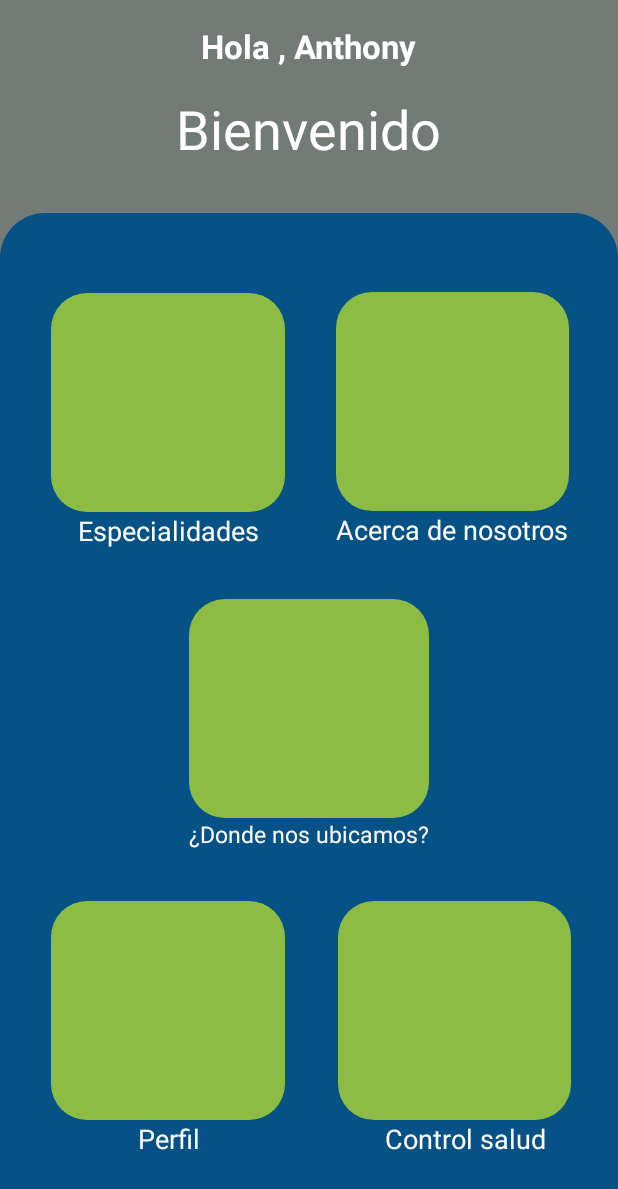
After one commit to N1GH7MAR3/ConsultorioGSI_APP, an Android app: the DashboardPacienteActivity screen opened directly, with no data from a screen before it, on a phone screen of 412 x 824 dp. The commit adds this screen. Shown: the top 1189 px of the screen. Run offline under Robolectric (Android 15) with nearby library versions, the phone set to English and light mode, and no system bars.

Commit message:
añadiendo vista2

```diff
--- a/app/src/main/java/com/example/gsi/Constans/Constant.kt
+++ b/app/src/main/java/com/example/gsi/Constans/Constant.kt
@@ -1,5 +1,5 @@
 package com.example.gsi.Constans
 
  object Constant {
-     public final val BASE_URL="http://192.168.1.5:8093/consultoriogsi/"
+     public final val BASE_URL="http://192.168.1.4:8093/consultoriogsi/"
 }
--- /dev/null
+++ b/app/src/main/java/com/example/gsi/DashboardPacienteActivity.kt
@@ -0,0 +1,11 @@
+package com.example.gsi
+
+import androidx.appcompat.app.AppCompatActivity
+import android.os.Bundle
+
+class DashboardPacienteActivity : AppCompatActivity() {
+    override fun onCreate(savedInstanceState: Bundle?) {
+        super.onCreate(savedInstanceState)
+        setContentView(R.layout.activity_dashboard_paciente)
+    }
+}
--- /dev/null
+++ b/app/src/main/res/drawable/bottom_background_light_green.xml
@@ -0,0 +1,9 @@
+<?xml version="1.0" encoding="utf-8"?>
+<selector xmlns:android="http://schemas.android.com/apk/res/android">
+<item>
+    <shape android:shape="rectangle">
+        <solid android:color="@color/gsiAzul"/>
+        <corners android:topLeftRadius="30dp" android:topRightRadius="30dp"/>
+    </shape>
+</item>
+</selector>
--- /dev/null
+++ b/app/src/main/res/drawable/green_banner_background.xml
@@ -0,0 +1,9 @@
+<?xml version="1.0" encoding="utf-8"?>
+<selector xmlns:android="http://schemas.android.com/apk/res/android">
+<item>
+    <shape android:shape="rectangle">
+        <solid android:color="@color/gsiVerde"/>
+        <corners android:radius="24dp"/>
+    </shape>
+</item>
+</selector>
--- /dev/null
+++ b/app/src/main/res/drawable/ic_account_box.xml
@@ -0,0 +1,5 @@
+<vector android:height="24dp" android:tint="#000000"
+    android:viewportHeight="24" android:viewportWidth="24"
+    android:width="24dp" xmlns:android="http://schemas.android.com/apk/res/android">
+    <path android:fillColor="@android:color/white" android:pathData="M19,3H5C3.9,3 3,3.9 3,5v14c0,1.1 0.9,2 2,2h14c1.1,0 2,-0.9 2,-2V5C21,3.9 20.1,3 19,3zM12,6c1.93,0 3.5,1.57 3.5,3.5c0,1.93 -1.57,3.5 -3.5,3.5s-3.5,-1.57 -3.5,-3.5C8.5,7.57 10.07,6 12,6zM19,19H5v-0.23c0,-0.62 0.28,-1.2 0.76,-1.58C7.47,15.82 9.64,15 12,15s4.53,0.82 6.24,2.19c0.48,0.38 0.76,0.97 0.76,1.58V19z"/>
+</vector>
--- /dev/null
+++ b/app/src/main/res/drawable/ic_account_circle.xml
@@ -0,0 +1,5 @@
+<vector android:height="24dp" android:tint="#000000"
+    android:viewportHeight="24" android:viewportWidth="24"
+    android:width="24dp" xmlns:android="http://schemas.android.com/apk/res/android">
+    <path android:fillColor="@android:color/white" android:pathData="M12,2C6.48,2 2,6.48 2,12s4.48,10 10,10s10,-4.48 10,-10S17.52,2 12,2zM12,6c1.93,0 3.5,1.57 3.5,3.5S13.93,13 12,13s-3.5,-1.57 -3.5,-3.5S10.07,6 12,6zM12,20c-2.03,0 -4.43,-0.82 -6.14,-2.88C7.55,15.8 9.68,15 12,15s4.45,0.8 6.14,2.12C16.43,19.18 14.03,20 12,20z"/>
+</vector>
--- /dev/null
+++ b/app/src/main/res/drawable/ic_baseline_add_24.xml
@@ -0,0 +1,5 @@
+<vector android:height="24dp" android:tint="#000000"
+    android:viewportHeight="24" android:viewportWidth="24"
+    android:width="24dp" xmlns:android="http://schemas.android.com/apk/res/android">
+    <path android:fillColor="@android:color/white" android:pathData="M19,13h-6v6h-2v-6H5v-2h6V5h2v6h6v2z"/>
+</vector>
--- /dev/null
+++ b/app/src/main/res/drawable/ic_home.xml
@@ -0,0 +1,5 @@
+<vector android:height="24dp" android:tint="#000000"
+    android:viewportHeight="24" android:viewportWidth="24"
+    android:width="24dp" xmlns:android="http://schemas.android.com/apk/res/android">
+    <path android:fillColor="@android:color/white" android:pathData="M10,20v-6h4v6h5v-8h3L12,3 2,12h3v8z"/>
+</vector>
--- /dev/null
+++ b/app/src/main/res/drawable/ic_phone.xml
@@ -0,0 +1,5 @@
+<vector android:height="24dp" android:tint="#000000"
+    android:viewportHeight="24" android:viewportWidth="24"
+    android:width="24dp" xmlns:android="http://schemas.android.com/apk/res/android">
+    <path android:fillColor="@android:color/white" android:pathData="M6.62,10.79c1.44,2.83 3.76,5.14 6.59,6.59l2.2,-2.2c0.27,-0.27 0.67,-0.36 1.02,-0.24 1.12,0.37 2.33,0.57 3.57,0.57 0.55,0 1,0.45 1,1V20c0,0.55 -0.45,1 -1,1 -9.39,0 -17,-7.61 -17,-17 0,-0.55 0.45,-1 1,-1h3.5c0.55,0 1,0.45 1,1 0,1.25 0.2,2.45 0.57,3.57 0.11,0.35 0.03,0.74 -0.25,1.02l-2.2,2.2z"/>
+</vector>
--- /dev/null
+++ b/app/src/main/res/drawable/ic_phone_android.xml
@@ -0,0 +1,5 @@
+<vector android:height="24dp" android:tint="#000000"
+    android:viewportHeight="24" android:viewportWidth="24"
+    android:width="24dp" xmlns:android="http://schemas.android.com/apk/res/android">
+    <path android:fillColor="@android:color/white" android:pathData="M16,1L8,1C6.34,1 5,2.34 5,4v16c0,1.66 1.34,3 3,3h8c1.66,0 3,-1.34 3,-3L19,4c0,-1.66 -1.34,-3 -3,-3zM14,21h-4v-1h4v1zM17.25,18L6.75,18L6.75,4h10.5v14z"/>
+</vector>
--- /dev/null
+++ b/app/src/main/res/layout/activity_dashboard_paciente.xml
@@ -0,0 +1,307 @@
+<?xml version="1.0" encoding="utf-8"?>
+<androidx.constraintlayout.widget.ConstraintLayout xmlns:android="http://schemas.android.com/apk/res/android"
+    xmlns:app="http://schemas.android.com/apk/res-auto"
+    xmlns:tools="http://schemas.android.com/tools"
+    android:layout_width="match_parent"
+    android:layout_height="match_parent"
+    android:background="@color/gsiPlomo"
+    tools:context=".MainActivity">
+
+    <TextView
+        android:id="@+id/textView"
+        android:layout_width="wrap_content"
+        android:layout_height="wrap_content"
+        android:layout_marginStart="132dp"
+        android:layout_marginTop="16dp"
+        android:layout_marginEnd="134dp"
+        android:text="Hola , Anthony"
+        android:textColor="#ffffff"
+
+        android:textSize="22sp"
+        android:textStyle="bold"
+        app:layout_constraintEnd_toEndOf="parent"
+        app:layout_constraintHorizontal_bias="1.0"
+        app:layout_constraintStart_toStartOf="parent"
+        app:layout_constraintTop_toTopOf="parent" />
+
+    <TextView
+        android:id="@+id/textView2"
+        android:layout_width="wrap_content"
+        android:layout_height="wrap_content"
+        android:layout_marginStart="117dp"
+        android:layout_marginTop="16dp"
+
+        android:layout_marginEnd="118dp"
+
+        android:text="Bienvenido"
+        android:textColor="@color/white"
+        android:textSize="36sp"
+        app:layout_constraintEnd_toEndOf="parent"
+        app:layout_constraintHorizontal_bias="0.0"
+        app:layout_constraintStart_toStartOf="parent"
+        app:layout_constraintTop_toBottomOf="@+id/textView" />
+
+    <androidx.constraintlayout.widget.ConstraintLayout
+        android:layout_width="match_parent"
+        android:layout_height="0dp"
+        android:layout_marginTop="32dp"
+        android:background="@drawable/bottom_background_light_green"
+        app:layout_constraintBottom_toBottomOf="parent"
+        app:layout_constraintEnd_toEndOf="parent"
+        app:layout_constraintStart_toStartOf="parent"
+        app:layout_constraintTop_toBottomOf="@+id/textView2">
+
+        <TableLayout
+            android:id="@+id/tableLayout"
+            android:layout_width="match_parent"
+            android:layout_height="wrap_content"
+            app:layout_constraintBottom_toBottomOf="parent"
+            app:layout_constraintEnd_toEndOf="parent"
+            app:layout_constraintStart_toStartOf="parent"
+            app:layout_constraintTop_toTopOf="parent">
+
+            <TableRow
+                android:layout_width="match_parent"
+                android:layout_height="match_parent"
+                android:gravity="center">
+
+                <LinearLayout
+                    android:layout_width="155dp"
+                    android:layout_height="170dp"
+                    android:layout_margin="18dp"
+                    android:orientation="vertical">
+
+                    <androidx.constraintlayout.widget.ConstraintLayout
+
+
+                        android:layout_width="match_parent"
+                        android:layout_height="146dp"
+                        android:background="@drawable/green_banner_background">
+
+                        <ImageView
+                            android:id="@+id/imageView22"
+                            android:layout_width="wrap_content"
+                            android:layout_height="wrap_content"
+                            android:layout_margin="8dp"
+                            app:layout_constraintBottom_toBottomOf="parent"
+                            app:layout_constraintEnd_toEndOf="parent"
+                            app:layout_constraintStart_toStartOf="parent"
+                            app:layout_constraintTop_toTopOf="parent" />
+
+                        <ImageView
+                            android:id="@+id/imageView33"
+                            android:layout_width="wrap_content"
+                            android:layout_height="wrap_content"
+                            app:layout_constraintBottom_toBottomOf="@+id/imageView22"
+                            app:layout_constraintEnd_toEndOf="@+id/imageView22"
+                            app:layout_constraintStart_toStartOf="@+id/imageView22"
+                            app:layout_constraintTop_toTopOf="@+id/imageView22" />
+                    </androidx.constraintlayout.widget.ConstraintLayout>
+
+                    <TextView
+                        android:id="@+id/textView3f"
+                        android:layout_width="match_parent"
+                        android:layout_height="wrap_content"
+                        android:text="Especialidades"
+                        android:textAlignment="center"
+                        android:textColor="@color/white"
+                        android:textSize="18sp" />
+                </LinearLayout>
+
+
+                <LinearLayout
+                    android:layout_width="match_parent"
+                    android:layout_height="wrap_content"
+                    android:layout_margin="16dp"
+                    android:orientation="vertical">
+
+                    <androidx.constraintlayout.widget.ConstraintLayout
+
+                        android:layout_width="match_parent"
+                        android:layout_height="146dp"
+                        android:background="@drawable/green_banner_background">
+
+                        <ImageView
+                            android:id="@+id/imageView21"
+                            android:layout_width="wrap_content"
+                            android:layout_height="wrap_content"
+                            android:layout_margin="8dp"
+                            app:layout_constraintBottom_toBottomOf="parent"
+                            app:layout_constraintEnd_toEndOf="parent"
+                            app:layout_constraintStart_toStartOf="parent"
+                            app:layout_constraintTop_toTopOf="parent" />
+
+                        <ImageView
+                            android:id="@+id/imageView3s"
+                            android:layout_width="wrap_content"
+                            android:layout_height="wrap_content"
+                            app:layout_constraintBottom_toBottomOf="@+id/imageView21"
+                            app:layout_constraintEnd_toEndOf="@+id/imageView21"
+                            app:layout_constraintStart_toStartOf="@+id/imageView21"
+                            app:layout_constraintTop_toTopOf="@+id/imageView21" />
+                    </androidx.constraintlayout.widget.ConstraintLayout>
+
+                    <TextView
+                        android:id="@+id/textViews3"
+                        android:layout_width="match_parent"
+                        android:layout_height="wrap_content"
+                        android:text="Acerca de nosotros"
+                        android:textAlignment="center"
+                        android:textColor="@color/white"
+                        android:textSize="18sp" />
+
+                </LinearLayout>
+            </TableRow>
+
+            <TableRow
+                android:layout_width="match_parent"
+                android:layout_height="wrap_content"
+                android:gravity="center">
+
+                <LinearLayout
+                    android:layout_width="match_parent"
+                    android:layout_height="wrap_content"
+                    android:layout_margin="16dp"
+                    android:orientation="vertical">
+
+                    <androidx.constraintlayout.widget.ConstraintLayout
+
+
+                        android:layout_width="match_parent"
+                        android:layout_height="146dp"
+                        android:background="@drawable/green_banner_background">
+
+                        <ImageView
+                            android:id="@+id/imageView6"
+                            android:layout_width="wrap_content"
+                            android:layout_height="wrap_content"
+                            android:layout_margin="8dp"
+                            app:layout_constraintBottom_toBottomOf="parent"
+                            app:layout_constraintEnd_toEndOf="parent"
+                            app:layout_constraintStart_toStartOf="parent"
+                            app:layout_constraintTop_toTopOf="parent" />
+
+                        <ImageView
+                            android:id="@+id/imageView3"
+                            android:layout_width="wrap_content"
+                            android:layout_height="wrap_content"
+                            app:layout_constraintBottom_toBottomOf="@+id/imageView6"
+                            app:layout_constraintEnd_toEndOf="@+id/imageView6"
+                            app:layout_constraintStart_toStartOf="@+id/imageView6"
+                            app:layout_constraintTop_toTopOf="@+id/imageView6" />
+                    </androidx.constraintlayout.widget.ConstraintLayout>
+
+                    <TextView
+                        android:id="@+id/textView3"
+                        android:layout_width="match_parent"
+                        android:layout_height="wrap_content"
+                        android:text="¿Donde nos ubicamos?"
+                        android:textAlignment="center"
+                        android:textColor="@color/white"
+                        android:textSize="15sp" />
+                </LinearLayout>
+
+
+            </TableRow>
+
+            <TableRow
+                android:layout_width="match_parent"
+                android:layout_height="match_parent"
+                android:gravity="center">
+
+                <LinearLayout
+                    android:layout_width="155dp"
+                    android:layout_height="170dp"
+                    android:layout_margin="18dp"
+                    android:orientation="vertical">
+
+                    <androidx.constraintlayout.widget.ConstraintLayout
+
+
+                        android:layout_width="match_parent"
+                        android:layout_height="146dp"
+                        android:background="@drawable/green_banner_background">
+
+                        <ImageView
+                            android:id="@+id/imageView4"
+                            android:layout_width="wrap_content"
+                            android:layout_height="wrap_content"
+                            android:layout_margin="8dp"
+                            app:layout_constraintBottom_toBottomOf="parent"
+                            app:layout_constraintEnd_toEndOf="parent"
+                            app:layout_constraintStart_toStartOf="parent"
+                            app:layout_constraintTop_toTopOf="parent" />
+
+                        <ImageView
+                            android:id="@+id/imageView33d"
+                            android:layout_width="wrap_content"
+                            android:layout_height="wrap_content"
+                            app:layout_constraintBottom_toBottomOf="@+id/imageView4"
+                            app:layout_constraintEnd_toEndOf="@+id/imageView4"
+                            app:layout_constraintStart_toStartOf="@+id/imageView4"
+                            app:layout_constraintTop_toTopOf="@+id/imageView4" />
+                    </androidx.constraintlayout.widget.ConstraintLayout>
+
+                    <TextView
+                        android:id="@+id/textView3fa"
+                        android:layout_width="match_parent"
+                        android:layout_height="wrap_content"
+                        android:text="Perfil"
+                        android:textAlignment="center"
+                        android:textColor="@color/white"
+                        android:textSize="18sp" />
+                </LinearLayout>
+
+                <LinearLayout
+                    android:layout_width="match_parent"
+                    android:layout_height="170dp"
+                    android:orientation="vertical"
+
+                    android:paddingStart="17dp">
+
+                    <androidx.constraintlayout.widget.ConstraintLayout
+
+
+                        android:layout_width="155dp"
+
+                        android:layout_height="146dp"
+                        android:background="@drawable/green_banner_background">
+
+                        <ImageView
+                            android:id="@+id/imageView2"
+                            android:layout_width="wrap_content"
+                            android:layout_height="wrap_content"
+                            android:layout_margin="8dp"
+                            app:layout_constraintBottom_toBottomOf="parent"
+                            app:layout_constraintEnd_toEndOf="parent"
+                            app:layout_constraintStart_toStartOf="parent"
+                            app:layout_constraintTop_toTopOf="parent" />
+
+                        <ImageView
+                            android:id="@+id/imageView7"
+                            android:layout_width="wrap_content"
+                            android:layout_height="wrap_content"
+                            app:layout_constraintBottom_toBottomOf="@+id/imageView2"
+                            app:layout_constraintEnd_toEndOf="@+id/imageView2"
+                            app:layout_constraintStart_toStartOf="@+id/imageView2"
+                            app:layout_constraintTop_toTopOf="@+id/imageView2" />
+                    </androidx.constraintlayout.widget.ConstraintLayout>
+
+                    <TextView
+                        android:id="@+id/textView5"
+                        android:layout_width="match_parent"
+                        android:layout_height="wrap_content"
+                        android:text="Control salud"
+                        android:textAlignment="center"
+                        android:textColor="@color/white"
+                        android:textSize="18sp" />
+                </LinearLayout>
+
+
+            </TableRow>
+
+        </TableLayout>
+
+
+    </androidx.constraintlayout.widget.ConstraintLayout>
+</androidx.constraintlayout.widget.ConstraintLayout>
```
Also changed, not shown: app/src/main/AndroidManifest.xml (+11 -5 lines), app/src/main/java/com/example/gsi/DashboardAdminActivity.kt (added, +11 -0 lines), app/src/main/java/com/example/gsi/DashboardInvitadoActivity.kt (added, +11 -0 lines), app/src/main/java/com/example/gsi/LoginActivity.kt (+17 -1 lines), app/src/main/res/drawable/custom_butom.xml (added, +11 -0 lines), app/src/main/res/layout/activity_dashboard_admin.xml (added, +9 -0 lines), app/src/main/res/layout/activity_dashboard_invitado.xml (added, +270 -0 lines), app/src/main/res/layout/activity_login.xml (+5 -3 lines), app/src/main/res/layout/activity_registre.xml (+14 -8 lines).
